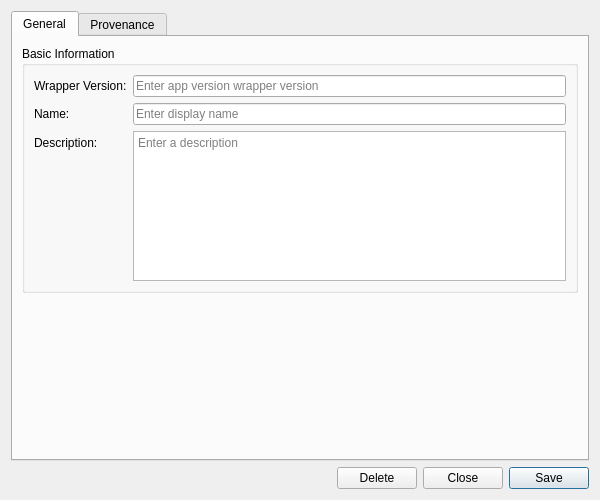
The window that projects/ores.qt/ui/AppVersionDetailDialog.ui (OreStudio/OreStudio) describes before a commit, drawn with Qt 5.
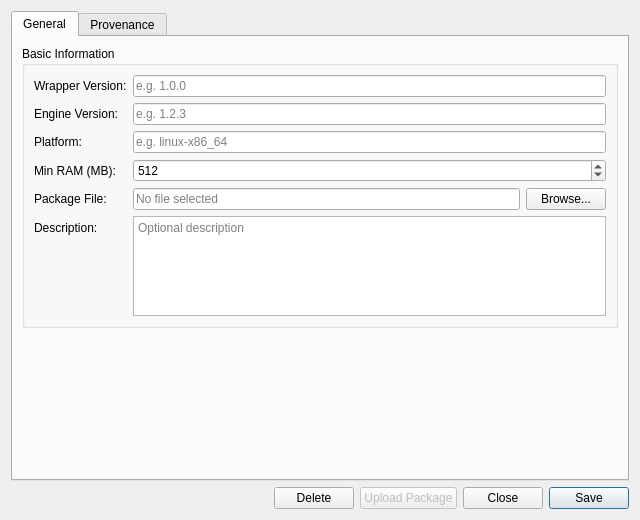
The same window after the commit. Custom widgets are drawn as their Qt base class.

Commit message: [compute] Add compute grid UI, wrapper nodes, and dashboard

What changed in the file:
```diff
--- a/projects/ores.qt/ui/AppVersionDetailDialog.ui
+++ b/projects/ores.qt/ui/AppVersionDetailDialog.ui
@@ -6,20 +6,14 @@
    <rect>
     <x>0</x>
     <y>0</y>
-    <width>600</width>
-    <height>500</height>
+    <width>640</width>
+    <height>520</height>
    </rect>
   </property>
-  <property name="sizePolicy">
-   <sizepolicy hsizetype="Preferred" vsizetype="Preferred">
-    <horstretch>0</horstretch>
-    <verstretch>0</verstretch>
-   </sizepolicy>
-  </property>
   <property name="minimumSize">
    <size>
-    <width>600</width>
-    <height>500</height>
+    <width>640</width>
+    <height>520</height>
    </size>
   </property>
   <property name="windowTitle">
@@ -47,49 +41,77 @@
           </item>
           <item row="0" column="1">
            <widget class="QLineEdit" name="codeEdit">
-            <property name="placeholderText">
-             <string>Enter app version wrapper version</string>
-            </property>
+            <property name="placeholderText"><string>e.g. 1.0.0</string></property>
            </widget>
           </item>
           <item row="1" column="0">
-           <widget class="QLabel" name="labelName">
-            <property name="text">
-             <string>Name:</string>
-            </property>
+           <widget class="QLabel" name="labelEngineVersion">
+            <property name="text"><string>Engine Version:</string></property>
            </widget>
           </item>
           <item row="1" column="1">
            <widget class="QLineEdit" name="nameEdit">
-            <property name="placeholderText">
-             <string>Enter display name</string>
-            </property>
+            <property name="placeholderText"><string>e.g. 1.2.3</string></property>
            </widget>
           </item>
           <item row="2" column="0">
-           <widget class="QLabel" name="labelDescription">
-            <property name="text">
-             <string>Description:</string>
-            </property>
+           <widget class="QLabel" name="labelPlatform">
+            <property name="text"><string>Platform:</string></property>
            </widget>
           </item>
           <item row="2" column="1">
+           <widget class="QLineEdit" name="platformEdit">
+            <property name="placeholderText"><string>e.g. linux-x86_64</string></property>
+           </widget>
+          </item>
+          <item row="3" column="0">
+           <widget class="QLabel" name="labelMinRam">
+            <property name="text"><string>Min RAM (MB):</string></property>
+           </widget>
+          </item>
+          <item row="3" column="1">
+           <widget class="QSpinBox" name="minRamSpinBox">
+            <property name="minimum"><number>0</number></property>
+            <property name="maximum"><number>1048576</number></property>
+            <property name="singleStep"><number>256</number></property>
+            <property name="value"><number>512</number></property>
+           </widget>
+          </item>
+          <item row="4" column="0">
+           <widget class="QLabel" name="labelPackageFile">
+            <property name="text"><string>Package File:</string></property>
+           </widget>
+          </item>
+          <item row="4" column="1">
+           <layout class="QHBoxLayout" name="packageLayout">
+            <item>
+             <widget class="QLineEdit" name="packageFilePathEdit">
+              <property name="readOnly"><bool>true</bool></property>
+              <property name="placeholderText"><string>No file selected</string></property>
+             </widget>
+            </item>
+            <item>
+             <widget class="QPushButton" name="browsePackageButton">
+              <property name="text"><string>Browse...</string></property>
+              <property name="maximumWidth"><number>80</number></property>
+             </widget>
+            </item>
+           </layout>
+          </item>
+          <item row="5" column="0">
+           <widget class="QLabel" name="labelDescription">
+            <property name="text"><string>Description:</string></property>
+           </widget>
+          </item>
+          <item row="5" column="1">
            <widget class="QPlainTextEdit" name="descriptionEdit">
             <property name="minimumSize">
-             <size>
-              <width>0</width>
-              <height>80</height>
-             </size>
+             <size><width>0</width><height>60</height></size>
             </property>
             <property name="maximumSize">
-             <size>
-              <width>16777215</width>
-              <height>150</height>
-             </size>
+             <size><width>16777215</width><height>100</height></size>
             </property>
-            <property name="placeholderText">
-             <string>Enter a description</string>
-            </property>
+            <property name="placeholderText"><string>Optional description</string></property>
            </widget>
           </item>
          </layout>
@@ -101,10 +123,7 @@
           <enum>Qt::Vertical</enum>
          </property>
          <property name="sizeHint" stdset="0">
-          <size>
-           <width>20</width>
-           <height>40</height>
-          </size>
+          <size><width>20</width><height>20</height></size>
          </property>
         </spacer>
        </item>
@@ -137,9 +156,13 @@
      </item>
      <item>
       <widget class="QPushButton" name="deleteButton">
-       <property name="text">
-        <string>Delete</string>
-       </property>
+       <property name="text"><string>Delete</string></property>
+      </widget>
+     </item>
+     <item>
+      <widget class="QPushButton" name="uploadPackageButton">
+       <property name="text"><string>Upload Package</string></property>
+       <property name="enabled"><bool>false</bool></property>
       </widget>
      </item>
      <item>
```
Left out of the diff: 33 changed lines with no effect on the pictures. The commit also changes 25 other files.
